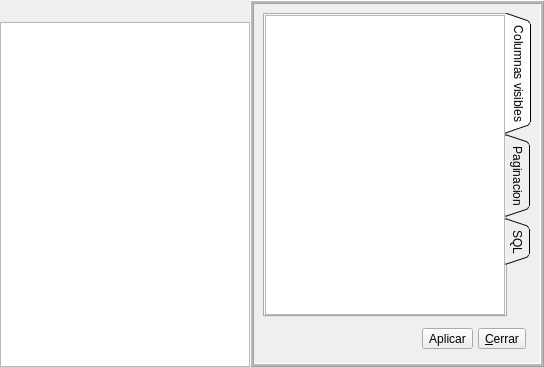
The window that bulmages/bulmalib/src/blsubformbase.ui (eboladev/Bulmages-1) describes before a commit, drawn with Qt 5.
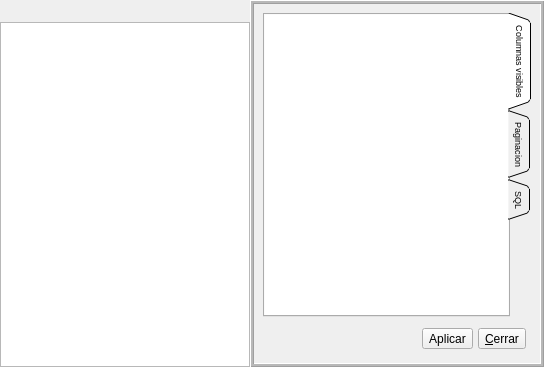
The same window after the commit. Icons and pictures are not drawn. Custom widgets are drawn as their Qt base class.

Patch:
```diff
--- a/bulmages/bulmalib/src/blsubformbase.ui
+++ b/bulmages/bulmalib/src/blsubformbase.ui
@@ -168,6 +168,11 @@
           <verstretch>0</verstretch>
          </sizepolicy>
         </property>
+        <property name="font">
+         <font>
+          <pointsize>7</pointsize>
+         </font>
+        </property>
         <property name="toolTip">
          <string/>
         </property>
@@ -196,6 +201,24 @@
           </property>
           <item>
            <widget class="BlTableWidget" name="mui_listcolumnas">
+            <property name="font">
+             <font>
+              <pointsize>7</pointsize>
+              <kerning>false</kerning>
+             </font>
+            </property>
+            <property name="frameShape">
+             <enum>QFrame::NoFrame</enum>
+            </property>
+            <property name="lineWidth">
+             <number>0</number>
+            </property>
+            <property name="autoScrollMargin">
+             <number>8</number>
+            </property>
+            <property name="showDropIndicator" stdset="0">
+             <bool>true</bool>
+            </property>
             <property name="selectionMode">
              <enum>QAbstractItemView::SingleSelection</enum>
             </property>
```
